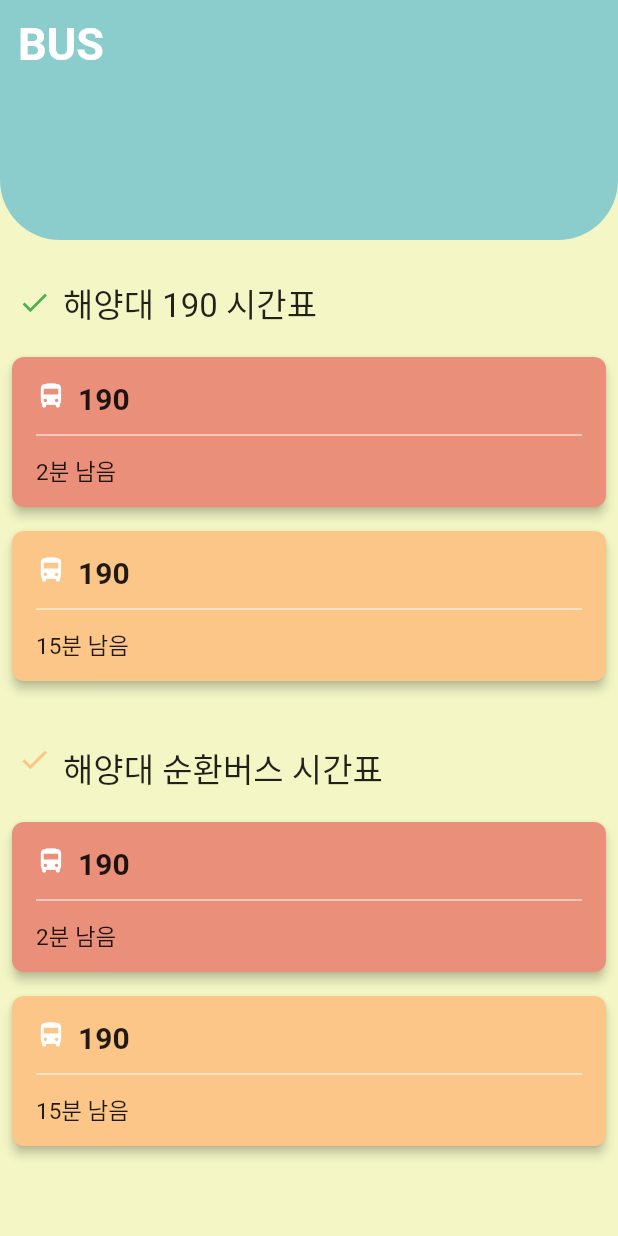
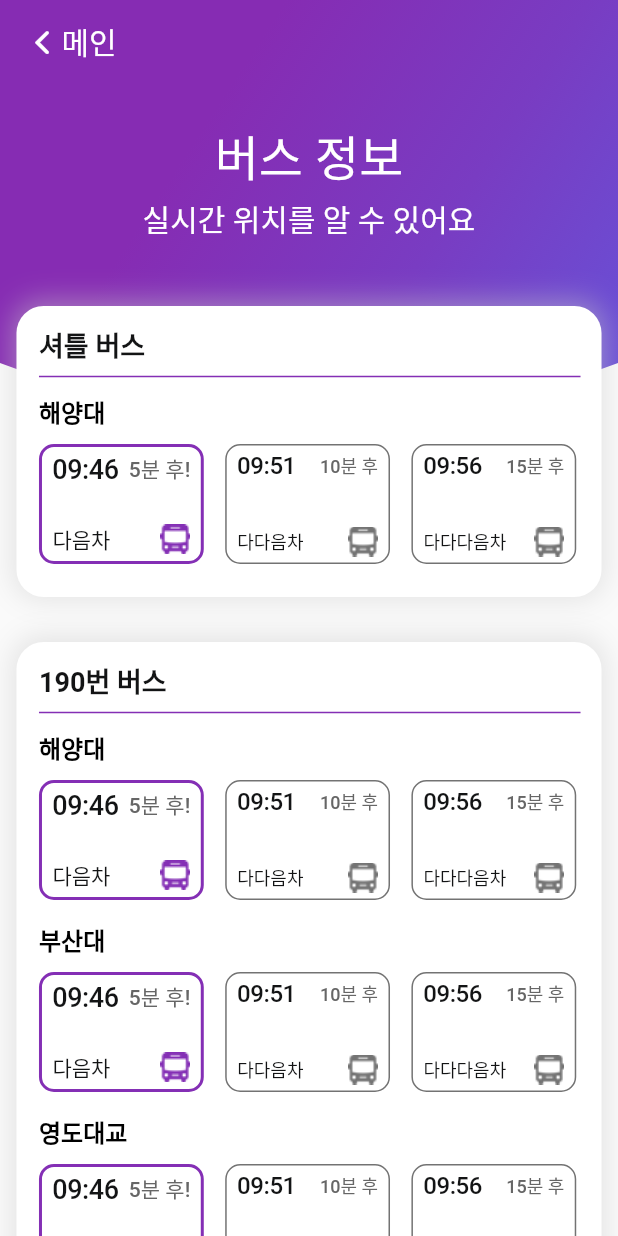
Before and after one commit to chaeyeonhan1225/DSC_KMOU_APP, a Flutter app: the screen it shows after launch, on a phone screen of 412 x 824 dp. Run offline on Flutter 3.47's test engine with Material 2 defaults, Android fonts, the phone set to English and light mode, and no system bars; our stand-ins replace flutter_custom_clippers; Roboto replaces fonts that are missing (NotoSansKR).

Commit message:
dsc_bus_app 전체적으로 수정

```diff
--- a/dsc_bus_app/lib/BusPage.dart
+++ /dev/null
@@ -1 +0,0 @@
-import 'package:flutter/cupertino.dart'
--- a/dsc_bus_app/lib/connect.dart
+++ /dev/null
@@ -1,3 +0,0 @@
-public class getBusInfo {
-
-}
--- a/dsc_bus_app/lib/main.dart
+++ b/dsc_bus_app/lib/main.dart
@@ -1,149 +1,181 @@
 import 'package:flutter/cupertino.dart';
 import 'package:flutter/material.dart';
-import './style/AppColors.dart';
-import './widgets/BusCard.dart';
-import './widgets/TopContainer.dart';
 import 'package:flutter/services.dart';
+import 'widgets/TopContainer.dart';
+import 'widgets/BusCard.dart';
+import 'widgets/BusInfo.dart';
 
-void main(){
+void main() {
   SystemChrome.setSystemUIOverlayStyle(SystemUiOverlayStyle(
-    systemNavigationBarColor: AppColors.PastelLime, // navigation bar color
-    statusBarColor: AppColors.PastelBlue, // status bar color
+    statusBarColor: Colors.transparent, // transparent status bar
   ));
-  return runApp(MyApp());
+  runApp(MyApp());
 }
 
 class MyApp extends StatelessWidget {
+  // This widget is the root of your application.
   @override
   Widget build(BuildContext context) {
     return MaterialApp(
       debugShowCheckedModeBanner: false,
       title: 'Flutter Demo',
-      theme: ThemeData(
-        primarySwatch: Colors.blue,
-      ),
-      home: MyHomePage(title: 'BUS_APP'),
+      home: MyHomePage(title: 'Flutter Demo Home Page'),
     );
   }
 }
 
 class MyHomePage extends StatefulWidget {
   MyHomePage({Key key, this.title}) : super(key: key);
+
   final String title;
+
   @override
   _MyHomePageState createState() => _MyHomePageState();
 }
 
 class _MyHomePageState extends State<MyHomePage> {
-
   @override
   Widget build(BuildContext context) {
+    double rate = 1 / 375.0;
+    double fullWidth = MediaQuery.of(context).size.width;
     return Scaffold(
-      body: SafeArea(
-        child: Container(
-          child: Container(
-            color: AppColors.PastelLime,
-            height: MediaQuery.of(context).size.height,
-            child: Column(
-              crossAxisAlignment: CrossAxisAlignment.start,
-              mainAxisAlignment: MainAxisAlignment.start,
+      extendBodyBehindAppBar: true,
+      appBar: AppBar(
+        backgroundColor: Colors.transparent,
+        elevation: 0,
+        leading: Icon(CupertinoIcons.back),
+        titleSpacing: -15,
+        title: Text(
+          "메인",
+          style: const TextStyle(
+            color: const Color(0xffffffff),
+            fontWeight: FontWeight.w300,
+            fontFamily: "NotoSansKR",
+            fontStyle: FontStyle.normal,
+            // fontSize: 16.0,
+          ),
+        ),
+      ),
+      body: Stack(
         children: <Widget>[
           TopContainer(
-                  width: MediaQuery.of(context).size.width,
-                  height: 160.0,
-                  mainColor: AppColors.PastelBlue,
-                  child: Text("BUS",style: TextStyle(
-                    fontSize: 30.0,
-                    fontWeight: FontWeight.bold,
-                    color: Colors.white,
-                  ))
+            backgroundColor: [
+              Color(0xff6752d8),
+              Color(0xff793cc2),
+              Color(0xff862cb3),
+            ],
           ),
-                SizedBox(
-                  height: 25.0,
+          SingleChildScrollView(
+            child: Container(
+              child: Column(
+                  mainAxisAlignment: MainAxisAlignment.center,
+                  children: <Widget>[
+                    Row(
+                      mainAxisAlignment: MainAxisAlignment.center,
+                      children: <Widget>[
+                        Column(
+                          mainAxisAlignment: MainAxisAlignment.center,
+                          children: <Widget>[
+                            SizedBox(height: 80.0),
+                            Text(
+                              "버스 정보",
+                              style: const TextStyle(
+                                color: const Color(0xffffffff),
+                                fontWeight: FontWeight.w500,
+                                fontFamily: "NotoSansKR",
+                                fontStyle: FontStyle.normal,
+                                fontSize: 32.0,
                               ),
-                Row(
+                              textAlign: TextAlign.left,
+                            ),
+                            SizedBox(height: 4.0),
+                            Text(
+                              "실시간 위치를 알 수 있어요",
+                              style: const TextStyle(
+                                color: const Color(0xffffffff),
+                                fontWeight: FontWeight.w300,
+                                fontFamily: "NotoSansKR",
+                                fontStyle: FontStyle.normal,
+                                fontSize: 20.0,
+                              ),
+                              textAlign: TextAlign.center,
+                            ),
+                            SizedBox(height: 43.0),
+                            BusCard(
+                                title: '셔틀 버스',
+                                width: 355 * fullWidth * rate,
                                 children: <Widget>[
-                    SizedBox(
-                        width: 12.0
+                                  BusInfo(
+                                    width: 100 * fullWidth * rate,
+                                    title: "해양대",
                                   ),
-                    Icon(
-                      Icons.done,
-                      size: 22.0,
-                      color: Colors.green,
+                                ]),
+                            SizedBox(height: 30.0),
+                            BusCard(
+                                title: '190번 버스',
+                                width: 355 * fullWidth * rate,
+                                children: <Widget>[
+                                  BusInfo(
+                                    width: 100 * fullWidth * rate,
+                                    title: "해양대",
                                   ),
-                    SizedBox(
-                        width: 8.0
+                                  SizedBox(height: 14.0),
+                                  BusInfo(
+                                    width: 100 * fullWidth * rate,
+                                    title: "부산대",
                                   ),
+                                  SizedBox(height: 14.0),
+                                  BusInfo(
+                                    width: 100 * fullWidth * rate,
+                                    title: "영도대교",
+                                  ),
+                                ]),
+                            SizedBox(height: 39.0),
+                            Container(
+                              width: 355 * fullWidth * rate,
+                              height: 100,
+                              child: Row(
+                                crossAxisAlignment: CrossAxisAlignment.center,
+                                mainAxisAlignment: MainAxisAlignment.center,
+                                children: <Widget>[
                                   Text(
-                        '해양대 190 시간표',
-                        style: TextStyle(
-                          fontSize: 22.0,
-                        )
+                                    "통근 버스 정보",
+                                    style: const TextStyle(
+                                      color: const Color(0xff131415),
+                                      fontWeight: FontWeight.w500,
+                                      fontFamily: "NotoSansKR",
+                                      fontStyle: FontStyle.normal,
+                                      fontSize: 28.0,
+                                    ),
+                                  ),
+                                  SizedBox(width: 22 * fullWidth * rate),
+                                  Image.asset("images/busInfo.png")
+                                ],
+                              ),
+                              decoration: BoxDecoration(
+                                borderRadius:
+                                BorderRadius.all(Radius.circular(18)),
+                                border: Border.all(
+                                    color: const Color(0xff842fb5), width: 1),
+                                boxShadow: [
+                                  BoxShadow(
+                                      color: const Color(0x80cacaca),
+                                      offset: Offset(0, -1),
+                                      blurRadius: 16,
+                                      spreadRadius: 2)
+                                ],
+                                color: const Color(0xffffffff),
+                              ),
                             ),
                           ],
                         ),
-
-                SizedBox(
-                  height: 12.0,
-                ),
-                _buildListView(),
-                // Divider(),
-                SizedBox(
-                  height: 15.0,
-                ),
-                Row(
-                  crossAxisAlignment: CrossAxisAlignment.start,
-                  children: <Widget>[
-                    SizedBox(
-                        width: 12.0
-                    ),
-                    Icon(
-                      Icons.done,
-                      size: 22.0,
-                      color: AppColors.PastelOrange,
-                    ),
-                    SizedBox(
-                        width: 8.0
-                    ),
-                    Text(
-                        '해양대 순환버스 시간표',
-                        style: TextStyle(
-                          fontSize: 22.0,
-                        )
-                    ),
                       ],
                     ),
-                SizedBox(
-                  height: 12.0,
+                  ]),
             ),
-                _buildListView(),
+          )
         ],
-            ),
-          ),
-        ),
       ),
     );
   }
-
-  _buildListView(){
-    return Container(
-      alignment: Alignment.center,
-      height: 250,
-      child: ListView(
-        // scrollDirection: Axis.horizontal,
-        children: <Widget> [
-          BusCard(
-            busName: '190',
-            minTime: '2분 남음',
-            color:  AppColors.PastelRed,
-          ),
-          BusCard(
-            busName: '190',
-            minTime: '15분 남음',
-            color:  AppColors.PastelOrange,
-          ),
-        ]
-      )
-    );
 }
-}
--- a/dsc_bus_app/lib/widgets/BusCard.dart
+++ b/dsc_bus_app/lib/widgets/BusCard.dart
@@ -1,61 +1,65 @@
 import 'package:flutter/material.dart';
+import 'package:flutter/cupertino.dart';
+import '../widgets/BusInfo.dart';
 
 class BusCard extends StatelessWidget {
-  final String busName;
-  final String minTime;
-  final Color color;
+  final String title;
+  final double width;
+  final List<Widget> children;
 
-  const BusCard(
-      {Key key,@required this.busName, @required this.minTime,@required this.color})
-      : super(key:key);
+  const BusCard({Key key, @required this.title, @required this.width, @required this.children})
+      : super(key: key);
 
   @override
   Widget build(BuildContext context) {
-    return Padding(
-      padding: const EdgeInsets.all(8.0),
-      child: Material(
-        elevation: 3,
-        borderRadius: BorderRadius.circular(8),
-        color: color,
-        child: Container(
-          height: 100,
-          width: 170,
-          padding: EdgeInsets.all(16),
+    double rate = 1 / 375.0;
+    double fullWidth = MediaQuery.of(context).size.width;
+    return Container(
+      padding: EdgeInsets.only(
+        left: 15,
+        right: 14,
+        top: 12,
+        bottom: 22,
+      ),
+      width: width,
+
+      // height: 185,
       child: Column(
+        mainAxisAlignment: MainAxisAlignment.start,
         crossAxisAlignment: CrossAxisAlignment.start,
-            mainAxisAlignment: MainAxisAlignment.start,
         children: <Widget>[
-              Row(
-                crossAxisAlignment: CrossAxisAlignment.start,
-                mainAxisAlignment: MainAxisAlignment.start,
-                children: <Widget>[
-                  Icon(
-                    Icons.directions_bus,
-                    color: Colors.white,
-                    size: 20.0,
+          Text(
+            title,
+            style: const TextStyle(
+              color: const Color(0xff131415),
+              fontWeight: FontWeight.w600,
+              fontFamily: "NotoSansKR",
+              fontStyle: FontStyle.normal,
+              fontSize: 18.0,
             ),
-                  SizedBox(width: 8.0),
-                  Text(busName,style: TextStyle(
-                    // color: Colors.white,
-                    fontSize: 20.0,
-                    fontWeight: FontWeight.bold,
           ),
+          Divider(
+            thickness: 1,
+            color: const Color(0xff842fb5),
+          ),
+          SizedBox(height: 3.0),
+          Column(
+            children: children,
+          ),
+        ],
+      ),
+      decoration: BoxDecoration(
+        borderRadius: BorderRadius.all(Radius.circular(18)),
+        boxShadow: [
+          BoxShadow(
+            color: const Color(0x80cacaca),
+            offset: Offset(0, -1),
+            blurRadius: 16,
+            spreadRadius: 2,
           )
         ],
-              ),
-              SizedBox(height: 5.0),
-              Divider(color: Colors.white),
-              SizedBox(height: 5.0),
-              Text(minTime,style: TextStyle(
-                // color: Colors.white,
-                fontSize: 15.0,
-              ),
-              )
-            ],
-          )
-        ),
+        color: const Color(0xffffffff),
       ),
     );
   }
-
 }
--- /dev/null
+++ b/dsc_bus_app/lib/widgets/BusInfo.dart
@@ -0,0 +1,232 @@
+import 'package:flutter/material.dart';
+import 'package:flutter/cupertino.dart';
+
+class BusInfo extends StatelessWidget {
+  final List<String> timeTable;
+  final double width;
+  final String title;
+
+  const BusInfo({Key key, this.timeTable, @required this.width, @required this.title})
+      : super(key: key);
+
+  @override
+  Widget build(BuildContext context) {
+    double rate = 1 / 375.0;
+    double fullWidth = MediaQuery.of(context).size.width;
+    return Column(
+      mainAxisAlignment: MainAxisAlignment.start,
+      crossAxisAlignment: CrossAxisAlignment.start,
+      children: <Widget>[
+        Text(title,
+            style: const TextStyle(
+              color: const Color(0xff000000),
+              fontWeight: FontWeight.w600,
+              fontFamily: "NotoSansKR",
+              fontStyle: FontStyle.normal,
+              fontSize: 16.0,
+            ),
+            ),
+        SizedBox(height: 10.0),
+        Row(
+          mainAxisAlignment: MainAxisAlignment.start,
+          crossAxisAlignment: CrossAxisAlignment.start,
+          children: <Widget>[
+            Container(
+                width: width,
+                height: 80,
+                child: Column(
+                  children: <Widget>[
+                    Row(
+                      children: <Widget>[
+                        Text(
+                          "09:46",
+                          style: const TextStyle(
+                            color: const Color(0xff131415),
+                            fontWeight: FontWeight.w500,
+                            fontFamily: "NotoSansKR",
+                            fontStyle: FontStyle.normal,
+                            fontSize: 18.0,
+                            letterSpacing: -0.28,
+                          ),
+                        ),
+                        Spacer(),
+                        Text(
+                          "5분 후!",
+                          style: const TextStyle(
+                            color: const Color(0xff666666),
+                            fontWeight: FontWeight.w500,
+                            fontFamily: "NotoSansKR",
+                            fontStyle: FontStyle.normal,
+                            fontSize: 14.0,
+                          ),
+                        )
+                      ],
+                    ),
+                    Spacer(),
+                    Row(
+                      children: <Widget>[
+                        Text(
+                          "다음차",
+                          style: const TextStyle(
+                            color: const Color(0xff131415),
+                            fontWeight: FontWeight.w500,
+                            fontFamily: "NotoSansKR",
+                            fontStyle: FontStyle.normal,
+                            fontSize: 14.0,
+                          ),
+                        ),
+                        Spacer(),
+                        Image.asset("images/iconmonstrBus1240.png"),
+                      ],
+                    ),
+                  ],
+                ),
+                padding: EdgeInsets.only(
+                  left: 7.0,
+                  right: 7.0,
+                  top: 4.0,
+                  bottom: 4.0,
+                ),
+                decoration: BoxDecoration(
+                    borderRadius: BorderRadius.all(Radius.circular(10)),
+                    border:
+                        Border.all(color: const Color(0xff842fb5), width: 2),
+                    color: const Color(0xffffffff))),
+            SizedBox(width: 13.0 * fullWidth * rate),
+            Container(
+                width: width,
+                height: 80,
+                padding: EdgeInsets.only(
+                  left: 7.0,
+                  right: 7.0,
+                  top: 4.0,
+                  bottom: 4.0,
+                ),
+                child: Column(
+                  children: <Widget>[
+                    Row(
+                      children: <Widget>[
+                        Text(
+                          "09:51",
+                          style: const TextStyle(
+                            color: const Color(0xff131415),
+                            fontWeight: FontWeight.w500,
+                            fontFamily: "NotoSansKR",
+                            fontStyle: FontStyle.normal,
+                            fontSize: 16.0,
+                            letterSpacing: -0.28,
+                          ),
+                        ),
+                        Spacer(),
+                        Text(
+                          "10분 후",
+                          style: const TextStyle(
+                            color: const Color(0xff666666),
+                            fontWeight: FontWeight.w500,
+                            fontFamily: "NotoSansKR",
+                            fontStyle: FontStyle.normal,
+                            fontSize: 12.0,
+                          ),
+                        )
+                      ],
+                    ),
+                    Spacer(),
+                    Row(
+                      children: <Widget>[
+                        Text(
+                          "다다음차",
+                          style: const TextStyle(
+                            color: const Color(0xff131415),
+                            fontWeight: FontWeight.w500,
+                            fontFamily: "NotoSansKR",
+                            fontStyle: FontStyle.normal,
+                            fontSize: 12.0,
+                          ),
+                        ),
+                        Spacer(),
+                        Image.asset("images/iconmonstr-bus.png"),
+                      ],
+                    ),
+                  ],
+                ),
+                decoration: BoxDecoration(
+                    borderRadius: BorderRadius.all(Radius.circular(10)),
+                    border:
+                        Border.all(color: const Color(0xff737373), width: 1),
+                    color: const Color(0xffffffff))),
+            SizedBox(width: 13.0 * fullWidth * rate),
+            Container(
+              width: width,
+              height: 80,
+              child: Column(
+                children: <Widget>[
+                  Row(
+                    children: <Widget>[
+                      Text(
+                        "09:56",
+                        style: const TextStyle(
+                          color: const Color(0xff131415),
+                          fontWeight: FontWeight.w500,
+                          fontFamily: "NotoSansKR",
+                          fontStyle: FontStyle.normal,
+                          fontSize: 16.0,
+                          letterSpacing: -0.28,
+                        ),
+                      ),
+                      Spacer(),
+                      Text(
+                        "15분 후",
+                        style: const TextStyle(
+                          color: const Color(0xff666666),
+                          fontWeight: FontWeight.w500,
+                          fontFamily: "NotoSansKR",
+                          fontStyle: FontStyle.normal,
+                          fontSize: 12.0,
+                        ),
+                      )
+                    ],
+                  ),
+                  Spacer(),
+                  Row(
+                    children: <Widget>[
+                      Text(
+                        "다다다음차",
+                        style: const TextStyle(
+                          color: const Color(0xff131415),
+                          fontWeight: FontWeight.w500,
+                          fontFamily: "NotoSansKR",
+                          fontStyle: FontStyle.normal,
+                          fontSize: 12.0,
+                        ),
+                      ),
+                      Spacer(),
+                      SizedBox(
+                        width: 20,
+                        height: 20,
+                        child: Image.asset("images/iconmonstr-bus.png"),
+                      ),
+                    ],
+                  ),
+                ],
+              ),
+              padding: EdgeInsets.only(
+                left: 7.0,
+                right: 7.0,
+                top: 4.0,
+                bottom: 4.0,
+              ),
+              decoration: BoxDecoration(
+                borderRadius: BorderRadius.all(Radius.circular(10)),
+                border: Border.all(
+                  color: const Color(0xff737373),
+                  width: 1,
+                ),
+                color: const Color(0xffffffff),
+              ),
+            )
+          ],
+        ),
+      ],
+    );
+  }
+}
--- a/dsc_bus_app/lib/widgets/TopContainer.dart
+++ b/dsc_bus_app/lib/widgets/TopContainer.dart
@@ -1,31 +1,27 @@
 import 'package:flutter/material.dart';
+import 'package:flutter/cupertino.dart';
+import 'package:flutter_custom_clippers/flutter_custom_clippers.dart';
 
-class TopContainer extends StatelessWidget {
+class TopContainer extends StatelessWidget{
 
-  final double width;
-  final double height;
-  final Color mainColor;
-  final Widget child;
-
-  const TopContainer(
-      {Key key,@required this.width, @required this.height,this.mainColor,this.child})
-      : super(key:key);
+  final List<Color> backgroundColor;
+  const TopContainer({ Key key, @required this.backgroundColor }): super(key: key);
 
   @override
-  Widget build(BuildContext context) {
-    return Container(
-      padding: EdgeInsets.all(12.0),
-      width: width,
-      height: height,
-      decoration: BoxDecoration(
-        color: mainColor,
-        borderRadius: BorderRadius.only(
-      bottomLeft: Radius.circular(40),
-      bottomRight: Radius.circular(40),
-    )
+  Widget build(BuildContext context){
+    return  ClipPath(
+      clipper: OvalBottomBorderClipper(),
+      child: Container(
+        width: double.infinity,
+        height: 282,
+        decoration: BoxDecoration(
+          gradient: LinearGradient(
+            begin: Alignment(1, 1.0066717739762931),
+            end: Alignment(-0.3834225260416666, -0.3105676773146455),
+            colors: backgroundColor,
+          ),
+        ),
       ),
-      child: child,
     );
   }
-
 }
```
Also changed, not shown: dsc_bus_app/pubspec.yaml (+12 -2 lines), dsc_bus_app/images/busInfo.png (added), dsc_bus_app/images/iconmonstr-bus.png (added), dsc_bus_app/images/iconmonstrBus1240.png (added), dsc_bus_app/images/iconmonstrBus1240@2x.png (added), dsc_bus_app/images/iconmonstrBus1240@3x.png (added), dsc_bus_app/pubspec.lock, 1 other file. Lines whose indentation alone changed are shown as unchanged.
